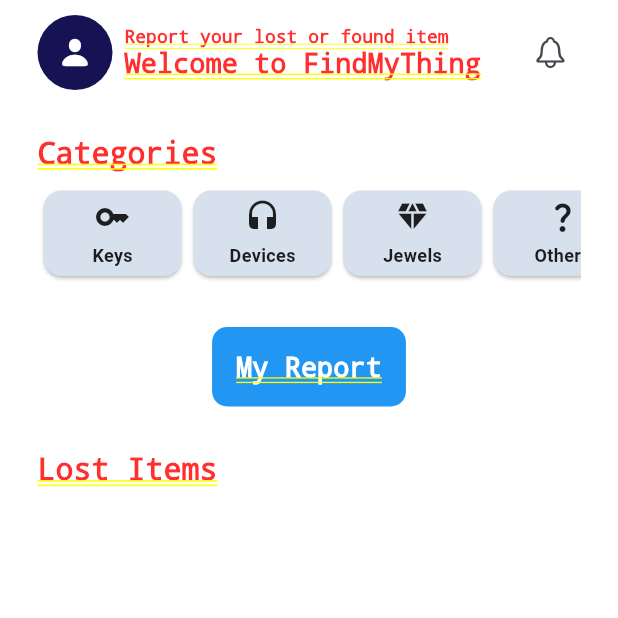
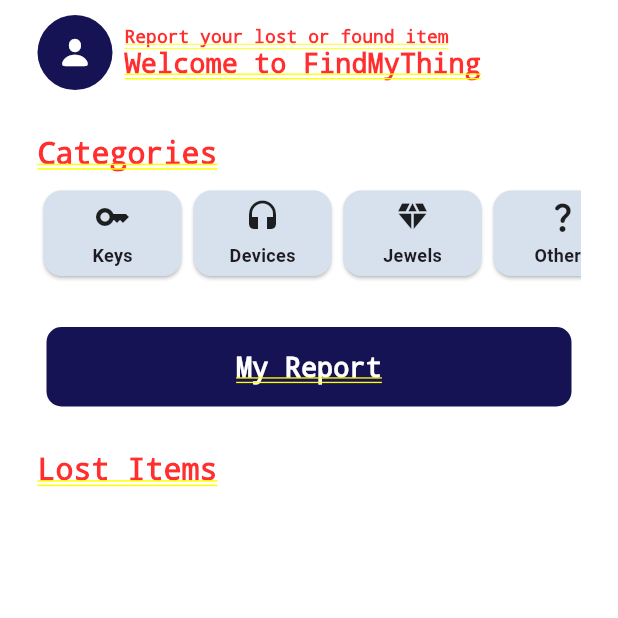
Before and after one commit to Hawraa91/Lost-and-found-App, a Flutter app: the MainScreen screen opened directly, on a phone screen of 412 x 824 dp, the top half of it. Run offline on Flutter 3.47's test engine with Material 3 defaults, Android fonts, the phone set to English and light mode, and no system bars; our stand-ins replace cloud_firestore, firebase_auth, firebase_core, firebase_storage, flutter_speed_dial, google_maps_flutter and 1 more; accounts and stored records are empty.

Commit message:
few changes

```diff
--- a/lib/screens/home/views/main_screen.dart
+++ b/lib/screens/home/views/main_screen.dart
@@ -1,5 +1,6 @@
 import 'package:firebase_auth/firebase_auth.dart';
 import 'package:flutter/cupertino.dart';
+import 'package:flutter/foundation.dart';
 import 'package:flutter/material.dart';
 import 'package:cloud_firestore/cloud_firestore.dart';
 import '../../../components/customContainer.dart';
@@ -39,6 +40,9 @@ class MainScreen extends StatelessWidget {
             );
           } else {
             searchLostItemsForCurrentUser(currentUserID).then((matchedTitles) {
+              if (kDebugMode) {
+                print(matchedTitles);
+              }
               if (matchedTitles.isNotEmpty) {
                 bottomSheetPopUp.show(context, matchedTitles);
               }
@@ -104,13 +108,6 @@ class MainScreen extends StatelessWidget {
                         ],
                       ),
                     ],
-                  ),
-                  SizedBox(
-                    width: 40, // Adjust width as needed
-                    child: IconButton(
-                      onPressed: () {},
-                      icon: const Icon(CupertinoIcons.bell),
-                    ),
                   ),
                 ],
               ),
@@ -190,19 +187,6 @@ class MainScreen extends StatelessWidget {
                               );
                             },
                           ),
-                          CardIcon(
-                            Icons.report,
-                            const Color.fromRGBO(215, 225, 238, 1),
-                            "My Report",
-                                () {
-                              Navigator.push(
-                                context,
-                                MaterialPageRoute(
-                                  builder: (context) => const UserReport(),
-                                ),
-                              );
-                            },
-                          ),
                         ],
                       ),
                     ),
@@ -221,12 +205,14 @@ class MainScreen extends StatelessWidget {
                   );
                 },
                   child: Container(
+                    width: 350,
                     decoration: BoxDecoration(
-                    color: Colors.blue,
+                      color: Color.fromRGBO(22, 19, 85, 1.0), // Dark blue color
                       borderRadius: BorderRadius.circular(10),
                     ),
                     padding: const EdgeInsets.all(16),
-                  child: const Text(
+                    child: const Center(  // Center the text horizontally and vertically
+                      child: Text(
                         'My Report',
                         style: TextStyle(
                           color: Colors.white,
@@ -235,6 +221,8 @@ class MainScreen extends StatelessWidget {
                         ),
                       ),
                     ),
+                  )
+
               ),
               const SizedBox(height: 30),
               const Row(
```
Also changed, not shown: lib/screens/post/model/search.dart (+19 -17 lines). Lines whose indentation alone changed are shown as unchanged.
